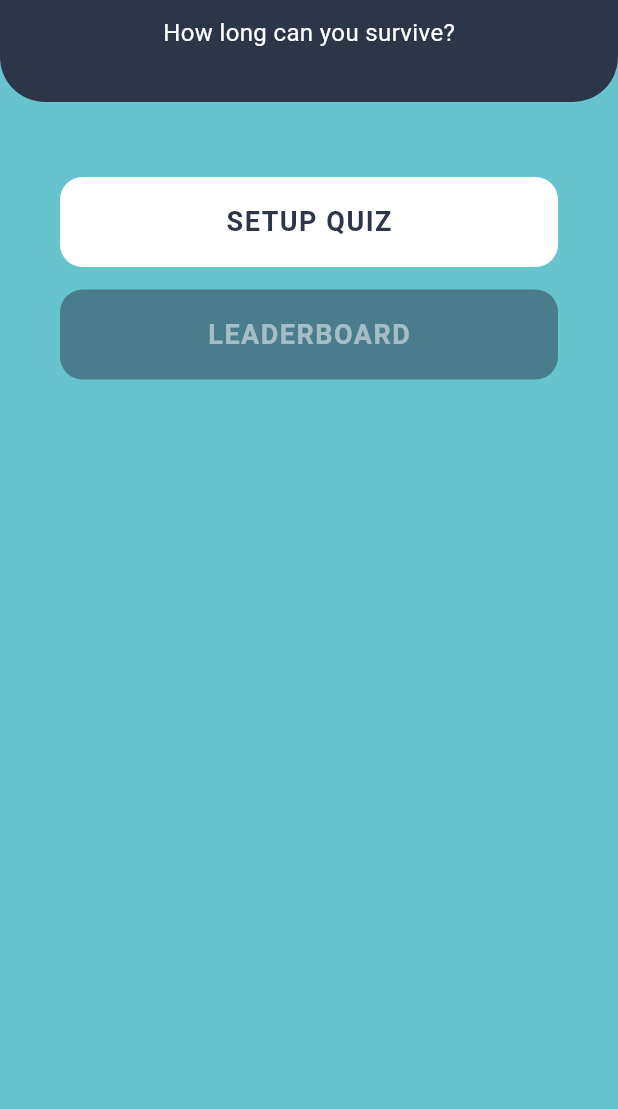
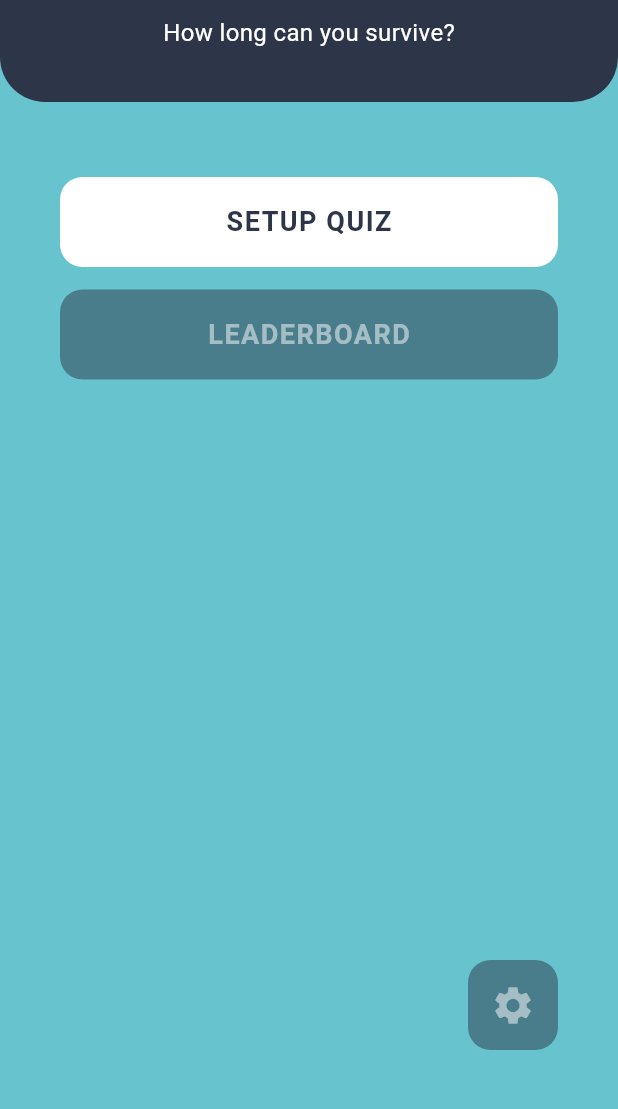
Before and after one commit to MatthewRSM/last_question, a Flutter app: the screen it shows after launch, on a phone screen of 412 x 824 dp, the part 126-1235 px from its top. Run offline on Flutter 3.47's test engine with Material 3 defaults, Android fonts, the phone set to English and light mode, and no system bars.

Commit message:
Added Settings button and changed quiz settings

```diff
--- a/lib/screens/home_screen.dart
+++ b/lib/screens/home_screen.dart
@@ -119,6 +119,36 @@ class HomeScreen extends StatelessWidget {
                                 ),
                             ],
                         ),
+                        // Settings Button
+                        Positioned(
+                            right: 40,
+                            bottom: 40,
+                            child: SizedBox(
+                                width: 60,
+                                height: 60,
+                                child: ElevatedButton(
+                                    onPressed: null,
+                                    style: ElevatedButton.styleFrom(
+                                        padding: EdgeInsets.zero,
+                                        minimumSize: Size.zero,
+                                        tapTargetSize: MaterialTapTargetSize.shrinkWrap,
+                                        alignment: Alignment.center,
+                                        backgroundColor: AppColours.foreground,
+                                        foregroundColor: AppColours.white,
+                                        disabledBackgroundColor: AppColours.foreground.withOpacity(0.5),
+                                        disabledForegroundColor: AppColours.white.withOpacity(0.5),
+                                        shape: RoundedRectangleBorder(
+                                            borderRadius: BorderRadius.circular(15),
+                                        ),
+                                        elevation: 0,
+                                    ),
+                                    child: const Icon(
+                                        Icons.settings,
+                                        size: 30,
+                                    ),
+                                ),
+                            ),
+                        ),
                     ],
                 ),
             ),
--- a/lib/screens/quiz_screen.dart
+++ b/lib/screens/quiz_screen.dart
@@ -39,6 +39,7 @@ class _QuizScreenState extends State<QuizScreen> {
     void initState() {
 
         super.initState();
+        remainingSeconds = maxSeconds;
         startTimer();
         loadTriviaQuestions();
 
@@ -90,7 +91,8 @@ class _QuizScreenState extends State<QuizScreen> {
     int currentQuestionIndex = 0;
 
     Timer? gameTimer;
-    int remainingSeconds = 30;
+    int maxSeconds = 20;
+    int remainingSeconds = 20;
     bool isGameOver = false;
 
     void startTimer() {
@@ -228,7 +230,7 @@ class _QuizScreenState extends State<QuizScreen> {
                                                                 setState(() {
                                                                     score++;
                                                                     currentQuestionIndex++;
-                                                                    remainingSeconds = 30;
+                                                                    remainingSeconds = maxSeconds;
                                                                 });
 
                                                                 shuffleAnswers();
```
Also changed, not shown: 3 other files.
